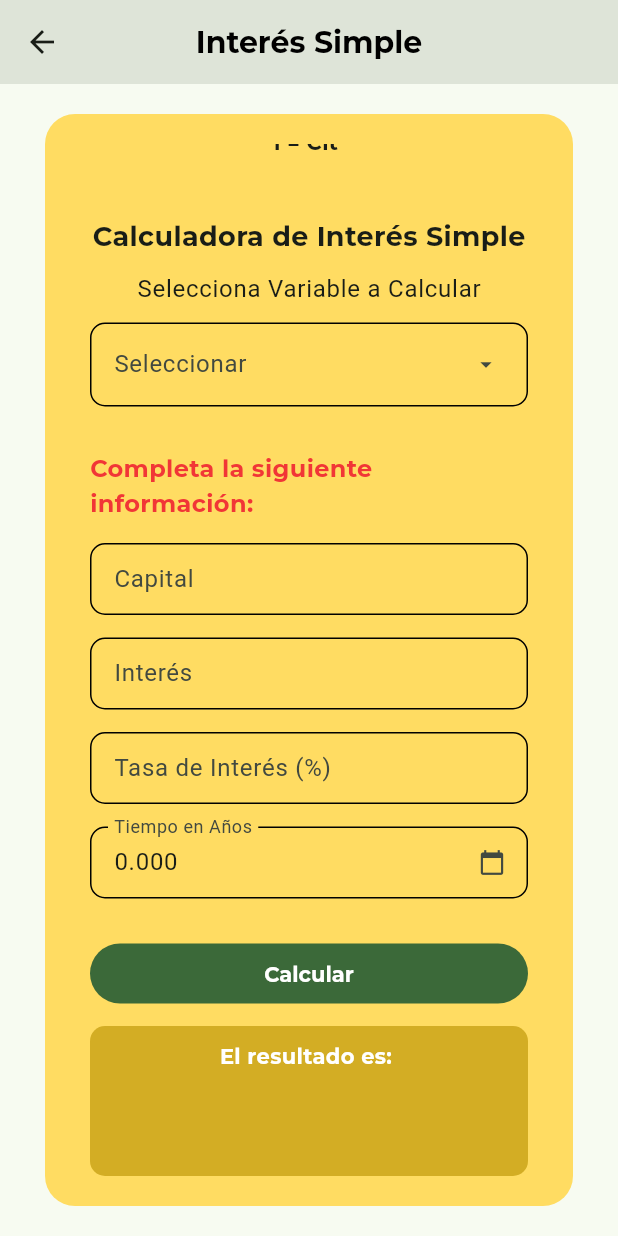
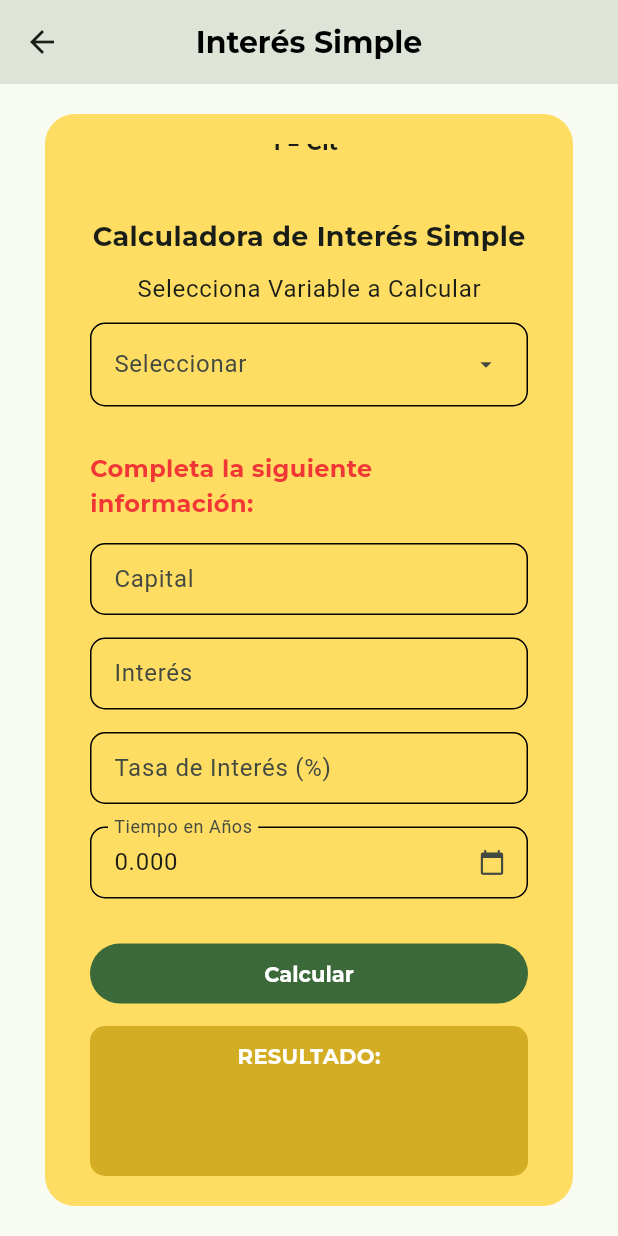
Before and after one commit to LuisPg10/ingemath, a Flutter app: the SimpleInterestScreen screen opened by its route, scrolled down 191 dp, on a phone screen of 412 x 824 dp. Run offline on Flutter 3.47's test engine with Material 3 defaults, Android fonts, the phone set to English and light mode, and no system bars; our stand-ins replace flutter_riverpod, formz, go_router, google_fonts; project files that could hold a hidden picture were left out.

Commit message:
Updating result functionality of Simple Interest

```diff
--- a/lib/presentation/screens/simple_interest_screen.dart
+++ b/lib/presentation/screens/simple_interest_screen.dart
@@ -167,11 +167,15 @@
               ),
               child: Column(
                 children: [
-                  Text(
-                    _getResultText(
-                        simpleInterestForm.variable, simpleInterestForm.result),
-                    style: const TextStyle(color: Colors.white),
-                  ),
+                  const Text("RESULTADO:",
+                      style: TextStyle(color: Colors.white)),
+                  const SizedBox(height: 6),
+                  if (simpleInterestForm.isFormPosted)
+                    Text(
+                      _getResultText(simpleInterestForm.variable,
+                          simpleInterestForm.result),
+                      style: const TextStyle(color: Colors.white),
+                    ),
                 ],
               ),
             ),
@@ -195,6 +199,6 @@
     case SimpleVariable.interest:
       return "El Interés obtenido es de: \$$result";
     default:
-      return "El resultado es: $result";
+      return "";
   }
 }
```
